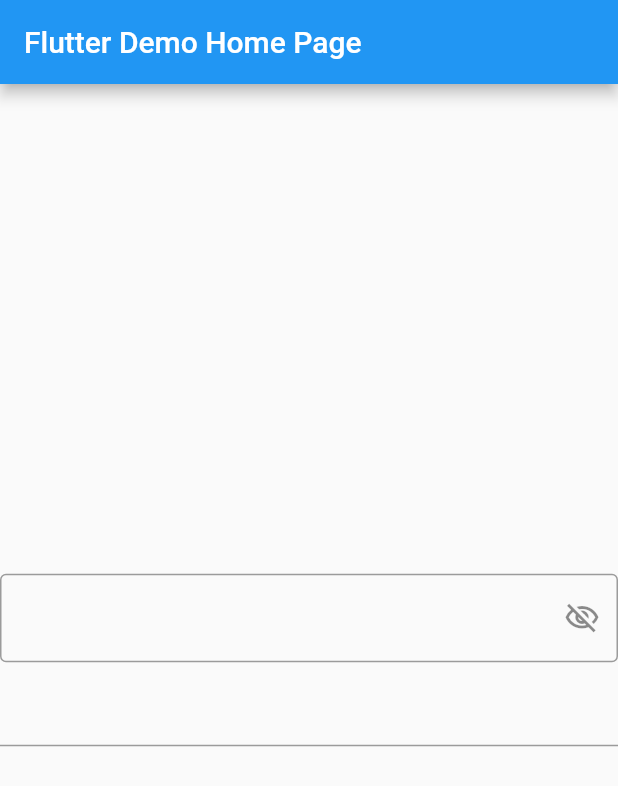
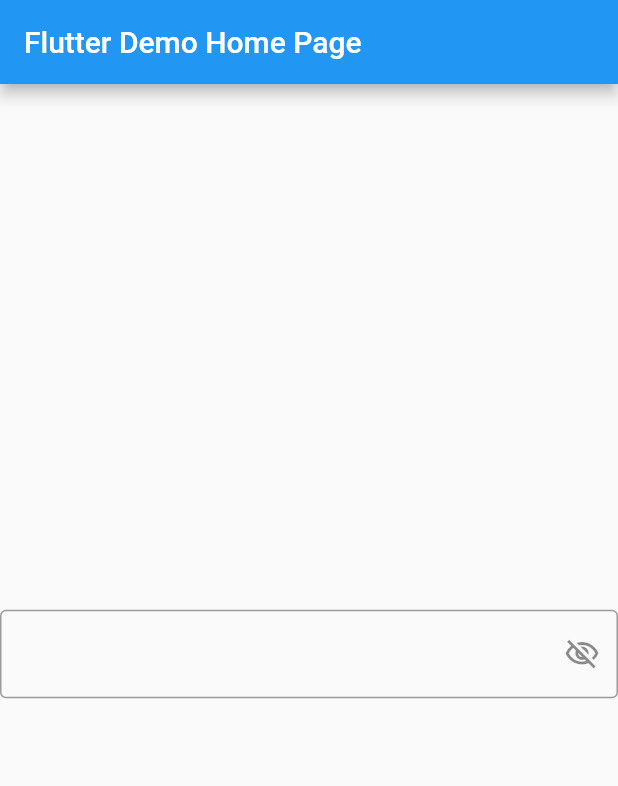
Before and after one commit to 1cornerstone/password_form_field, a Flutter app: the screen it shows after launch, on a phone screen of 412 x 824 dp. Shown: the top 786 px of the screen. Run offline on Flutter 3.47's test engine with Material 2 defaults, Android fonts, the phone set to English and light mode, and no system bars.

```diff
--- a/example/lib/main.dart
+++ b/example/lib/main.dart
@@ -68,6 +68,8 @@ class _MyHomePageState extends State<MyHomePage> {
           mainAxisAlignment: MainAxisAlignment.center,
           crossAxisAlignment: CrossAxisAlignment.center,
           children: [
+
+
             PasswordFormField(
               showSuffixIcon: true,
               patterns: [
@@ -79,8 +81,6 @@ class _MyHomePageState extends State<MyHomePage> {
               border: const OutlineInputBorder(),
             ),
 
-            TextFormField(
-            )
           ],
         )
       ),
--- a/lib/src/passwordformfield.dart
+++ b/lib/src/passwordformfield.dart
@@ -156,3 +156,9 @@ class _PasswordFormFieldState extends State<PasswordFormField> {
     ) : _field();
   }
 }
+
+
+
+/// check the validation well
+/// test the widget.
+/// documentation
```
Also changed, not shown: 3 other files.
